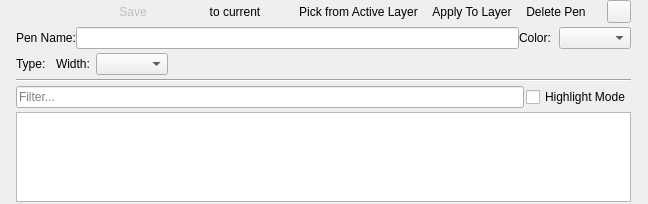
sand1024/LibreCAD, file librecad/src/ui/dock_widgets/pen_palette/lc_penpalettewidget.ui: the form before one commit.
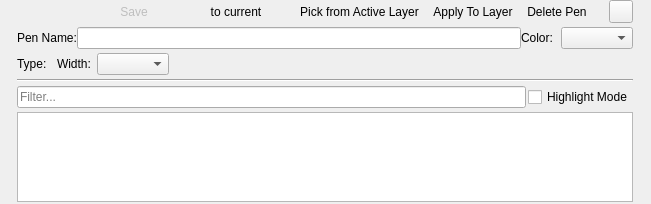
The form after the commit. Icons and pictures are not drawn. Custom widgets are drawn as their Qt base class.

What changed in the file:
```diff
--- a/librecad/src/ui/dock_widgets/pen_palette/lc_penpalettewidget.ui
+++ b/librecad/src/ui/dock_widgets/pen_palette/lc_penpalettewidget.ui
@@ -6,7 +6,7 @@
    <rect>
     <x>0</x>
     <y>0</y>
-    <width>648</width>
+    <width>651</width>
     <height>204</height>
    </rect>
   </property>
```
Left out of the diff: 2 changed lines with no effect on the pictures.
